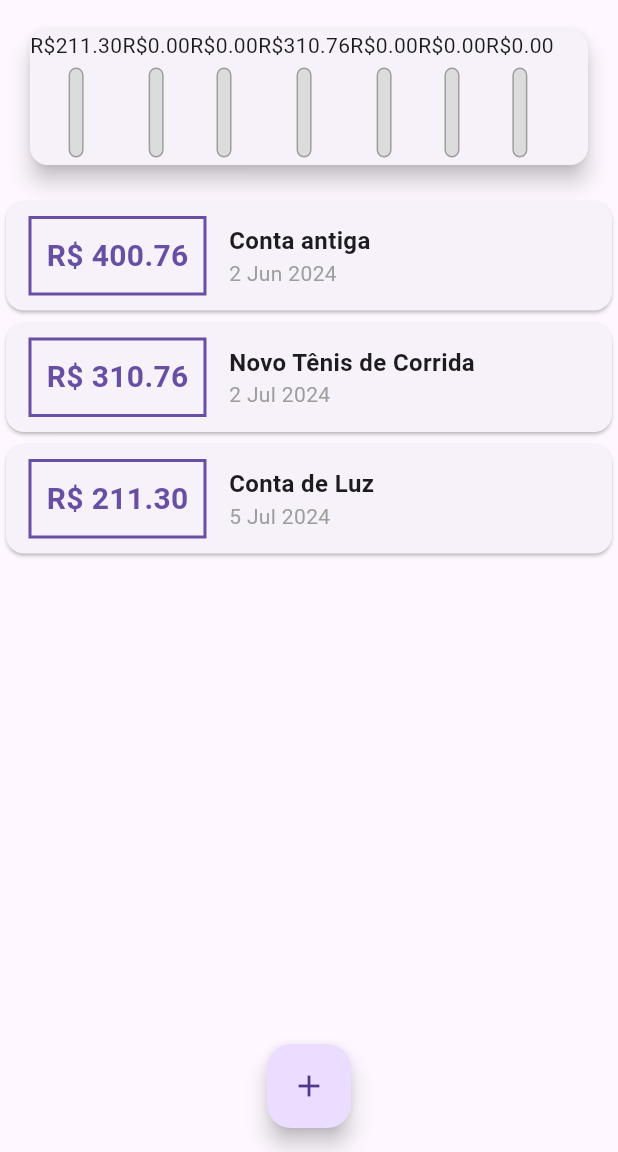
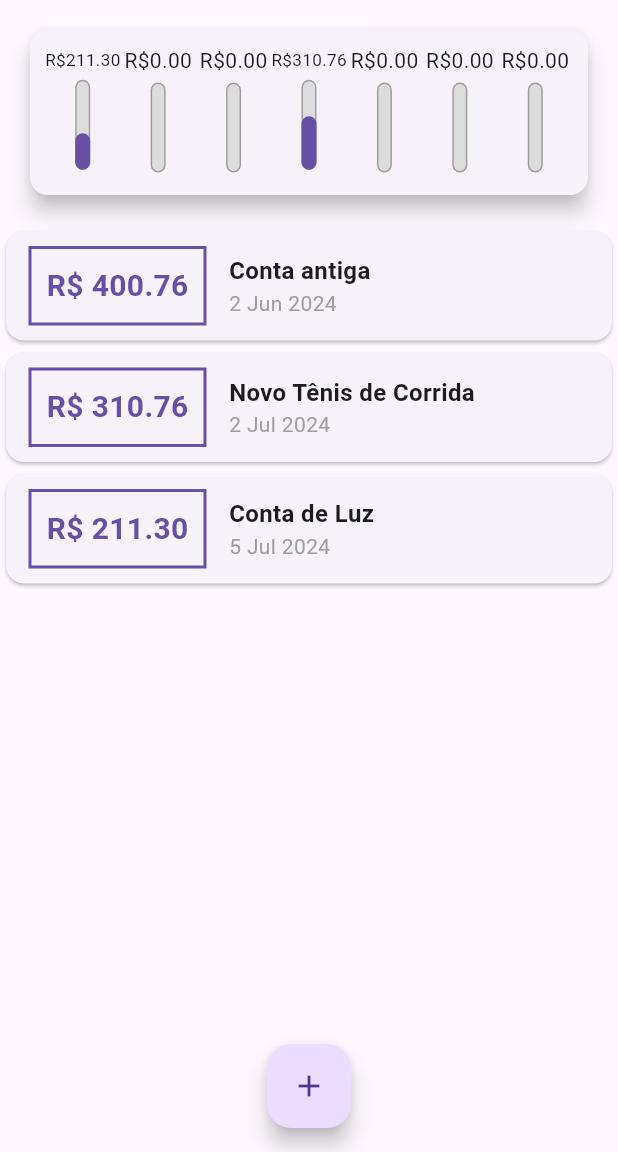
Before and after one commit to wendelfilipe/Flutter, a Flutter app: the screen it shows after launch, on a phone screen of 412 x 824 dp, the part 84-1236 px from its top. Run offline on Flutter 3.47's test engine with Material 3 defaults, Android fonts, the phone set to English and light mode, and no system bars; missing offline and left inert: dart:ffi; Roboto replaces fonts that are missing (OpenSans).

Commit message:
learning flutter

```diff
--- a/lib/components/chart.dart
+++ b/lib/components/chart.dart
@@ -31,7 +31,14 @@ class Chart extends StatelessWidget {
 
       return {
         'day':  DateFormat.E().format(weekDay)[0],
-        'value': totalSum};
+        'value': totalSum
+      };
+    });
+  }
+
+  double get _weekTotalValue{
+    return groupedTransations.fold(0.0, (sum, tr){
+      return sum + (tr['value'] as double);
     });
   }
 
@@ -41,14 +48,21 @@ class Chart extends StatelessWidget {
     return Card(
       elevation: 6,
       margin: const EdgeInsets.all(20),
+      child: Padding(
+        padding: const EdgeInsets.all(10.0),
         child: Row(
+          mainAxisAlignment: MainAxisAlignment.spaceAround,
           children: groupedTransations.map((tr) {
-          return ChartBar(
+            return Flexible(
+              fit: FlexFit.tight,
+              child: ChartBar(
                 label: tr['day'] as String,
                 value: tr['value'] as double,
-            percentage: 0,
+                percentage: (tr['value'] as double) / _weekTotalValue,
+              ),
             );
           }).toList(),
+        ),
       ),
     );
   }
--- a/lib/components/chart_bar.dart
+++ b/lib/components/chart_bar.dart
@@ -1,4 +1,5 @@
 import 'package:flutter/material.dart';
+import 'package:flutter/widgets.dart';
 
 class ChartBar extends StatelessWidget {
   const ChartBar({
@@ -16,7 +17,9 @@ class ChartBar extends StatelessWidget {
   Widget build(BuildContext context) {
     return Column(
       children: [
-        Text('R\$${value!.toStringAsFixed(2)}'),
+        FittedBox(
+          child: Text('R\$${value!.toStringAsFixed(2)}'),
+        ),
         SizedBox(height: 5),
         Container(
           height: 60,
@@ -26,10 +29,7 @@ class ChartBar extends StatelessWidget {
             children: [
               Container(
                 decoration: BoxDecoration(
-                  border: Border.all(
-                    color: Colors.grey,
-                    width: 1.0
-                  ),
+                  border: Border.all(color: Colors.grey, width: 1.0),
                   color: Color.fromRGBO(220, 220, 220, 1),
                   borderRadius: BorderRadius.circular(5),
                 ),
@@ -38,11 +38,10 @@ class ChartBar extends StatelessWidget {
                 heightFactor: percentage,
                 child: Container(
                   decoration: BoxDecoration(
-                    color: Theme.of(context).primaryColor,
-                    borderRadius:  BorderRadius.circular(5)
-                  ),
-                  ),
+                      color: Theme.of(context).primaryColor,
+                      borderRadius: BorderRadius.circular(5)),
                 ),
+              ),
             ],
           ),
         ),
```
Lines whose indentation alone changed are shown as unchanged.
